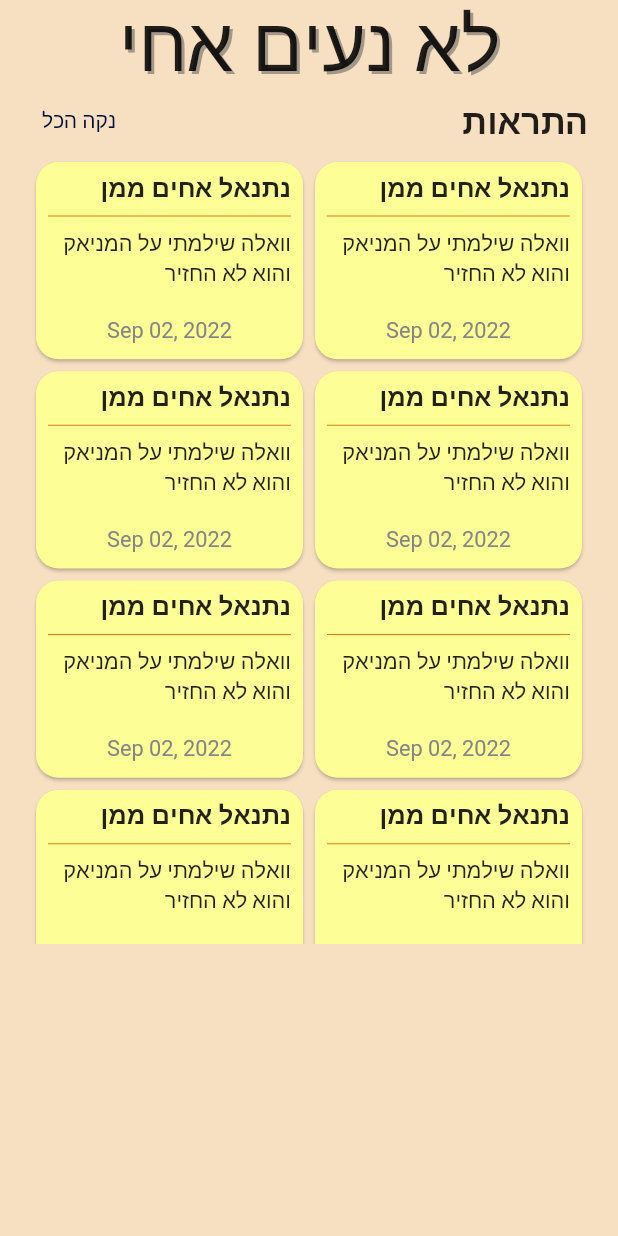
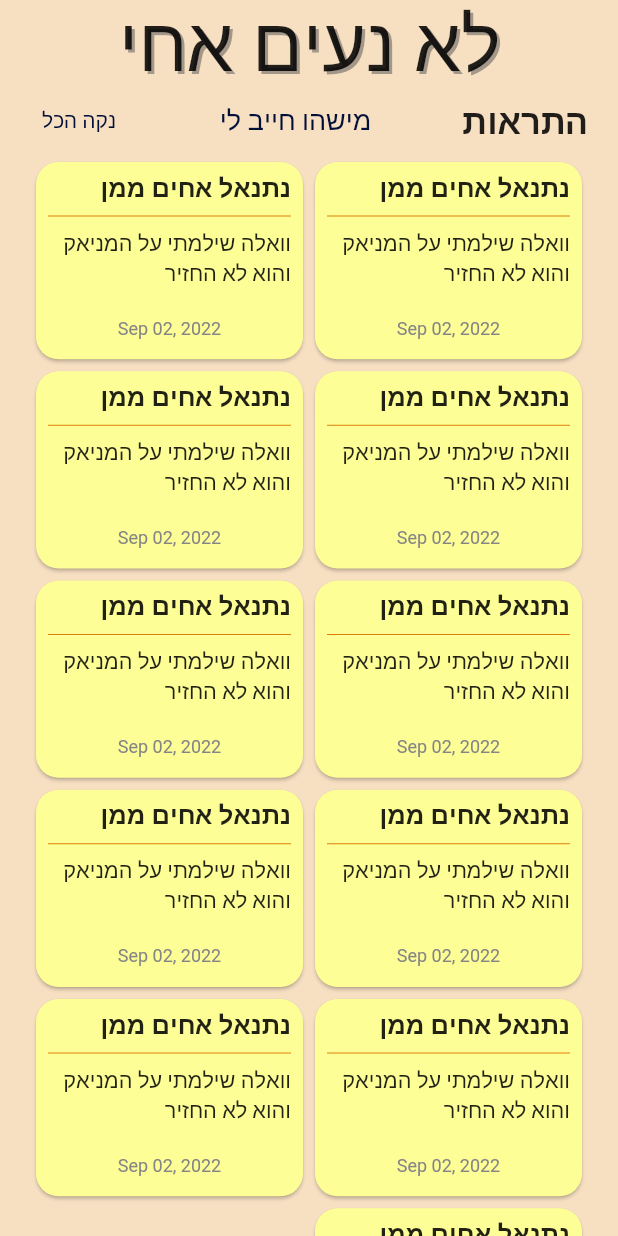
Before and after one commit to itayboop/Unpleasent_bro, a Flutter app: the screen it shows after launch, on a phone screen of 412 x 824 dp. Run offline on Flutter 3.47's test engine with Material 2 defaults, Android fonts, the light colour scheme and no system bars; our stand-ins replace flutter_svg, google_fonts; Roboto replaces fonts that are missing (Alef).

Commit message:
finished home screen ui and fixed tasks scrolling

```diff
--- /dev/null
+++ b/lib/globals.dart
@@ -0,0 +1,3 @@
+library globals;
+
+int alarmsCount = 11;
--- a/lib/screens/home_screen.dart
+++ b/lib/screens/home_screen.dart
@@ -1,5 +1,8 @@
 import 'package:flutter/material.dart';
+import 'package:flutter_svg/flutter_svg.dart';
 import 'package:google_fonts/google_fonts.dart';
+
+import '../globals.dart' as globals;
 
 class HomeScreen extends StatelessWidget {
   const HomeScreen({Key? key}) : super(key: key);
@@ -33,11 +36,18 @@ class HomeScreen extends StatelessWidget {
         child: Column(
           children: [
             Row(
+              mainAxisAlignment: MainAxisAlignment.spaceBetween,
               children: [
                 Text('התראות',
                     style: GoogleFonts.alef(
                         fontSize: 23, fontWeight: FontWeight.bold)),
-                const Spacer(),
+                TextButton(
+                  onPressed: () {},
+                  child: Text('מישהו חייב לי',
+                      style: GoogleFonts.alef(
+                          fontSize: 18,
+                          color: const Color.fromRGBO(2, 15, 56, 1))),
+                ),
                 TextButton(
                   onPressed: () {},
                   child: Text('נקה הכל',
@@ -47,15 +57,24 @@ class HomeScreen extends StatelessWidget {
                 )
               ],
             ),
-            SizedBox(
-              height: 525,
-              child: GridView.count(
-                crossAxisCount: 2,
-                childAspectRatio: 4 / 3,
-                children: List.generate(11, (index) {
-                  return const Reminder();
-                }),
-              ),
+            Expanded(
+              child: globals.alarmsCount == 0
+                  ? Column(
+                      children: [
+                        SvgPicture.asset('assets/no_alarms.svg'),
+                        Text('לא תוזמנו התראות',
+                            style: GoogleFonts.alef(
+                                fontSize: 14,
+                                color: const Color.fromRGBO(2, 15, 56, 1)))
+                      ],
+                    )
+                  : GridView.count(
+                      crossAxisCount: 2,
+                      childAspectRatio: 4 / 3,
+                      children: List.generate(globals.alarmsCount, (index) {
+                        return const Reminder();
+                      }),
+                    ),
             ),
           ],
         ),
@@ -100,7 +119,8 @@ class Reminder extends StatelessWidget {
                 child: Text(
                   "Sep 02, 2022",
                   style: GoogleFonts.alef(
-                      fontSize: 14.5, color: Color.fromRGBO(133, 133, 133, 1)),
+                      fontSize: 12,
+                      color: const Color.fromRGBO(133, 133, 133, 1)),
                 ),
               ),
             ],
--- a/pubspec.yaml
+++ b/pubspec.yaml
@@ -34,6 +34,7 @@ dependencies:
   # The following adds the Cupertino Icons font to your application.
   # Use with the CupertinoIcons class for iOS style icons.
   cupertino_icons: ^1.0.2
+  flutter_svg: ^1.1.6
 
 dev_dependencies:
   flutter_test:
```
Also changed, not shown: assets/no_alarms.svg (added), pubspec.lock.
